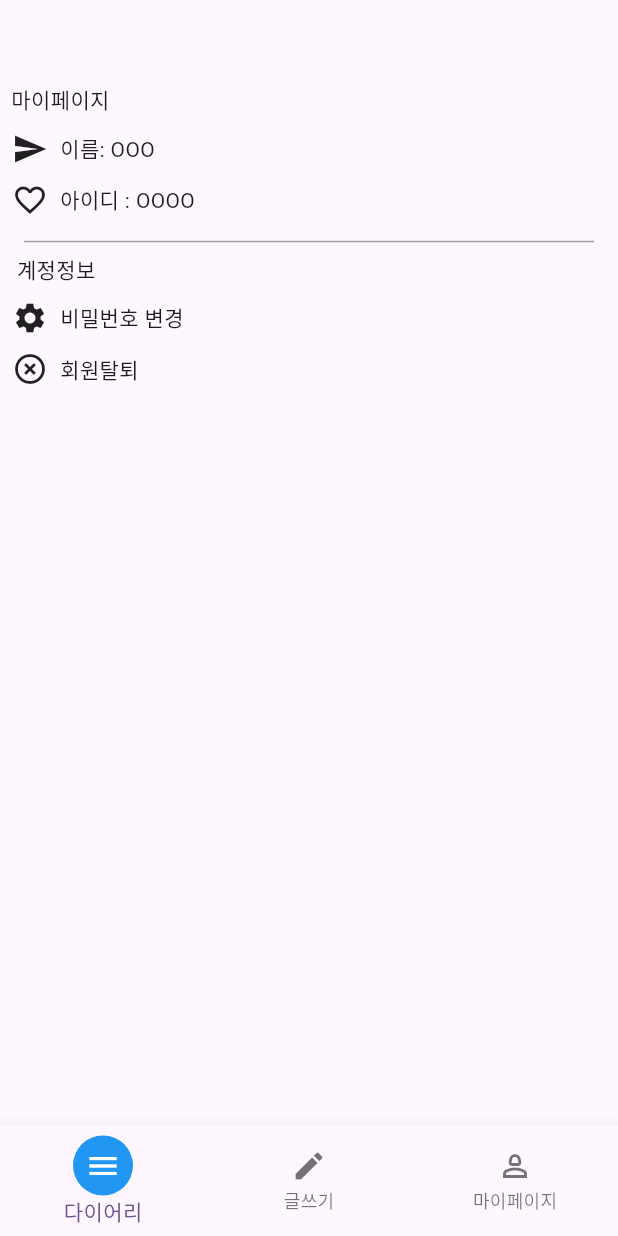
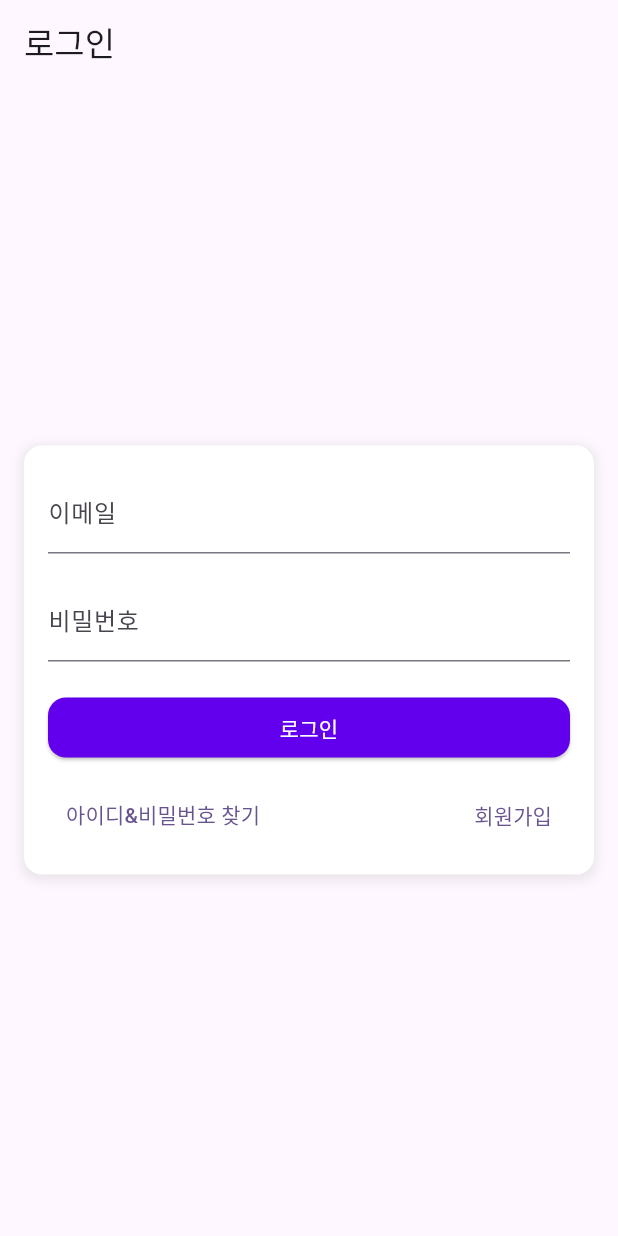
Before and after one commit to Aedli/secretDiary, a Flutter app: the screen it shows after launch, on a phone screen of 412 x 824 dp. Run offline on Flutter 3.47's test engine with Material 3 defaults, Android fonts, the phone set to English and light mode, and no system bars.

Commit message:
add login
로그인 기능 추가
- constants: 상수 or 기본값 관리
- routes: 페이지 이동 관리

```diff
--- /dev/null
+++ b/lib/constants.dart
@@ -0,0 +1,41 @@
+import 'package:flutter/material.dart';
+
+class AppConstants {
+  static const Color primaryColor = Color(0xFF6200EE); // 기본 버튼 색상
+  static const Color backgroundColor = Colors.white; // 배경 색상
+  static const Color hintColor = Colors.grey; // 힌트 색상
+  static const Color buttonTextColor = Colors.white; // 버튼 텍스트 색상
+  static const double borderRadius = 12.0; // 둥글기
+  static const TextStyle labelTextStyle =
+  TextStyle(fontSize: 16); // 레이블 텍스트 스타일
+  static const Color errorColor = Colors.red; // 오류 메시지 색상
+  static const Color successColor = Colors.green; // 성공 메시지 색상
+
+  static const TextStyle errorMessageStyle = TextStyle(color: Colors.red);
+  static const TextStyle successMessageStyle = TextStyle(color: Colors.green);
+}
+
+class Message {
+  // 에러 및 성공 메시지
+  static const String loginSuccessMessage = '로그인 성공!';
+  static const String loginErrorMessage = '이메일 또는 비밀번호가 잘못되었습니다.';
+}
+
+class UserInfo {
+  // 사용자 정보
+  static const String userName = 'abc'; // 이름
+  static const String userContact = '010-1111-1111'; // 연락처
+  static const String validID = '1111'; // 유효한 아이디
+  static const String validPassword = '1111'; // 유효한 비밀번호
+  static const String favoriteFood = 'cba'; // 좋아하는 음식
+}
+
+class HintText {
+  // 힌트 텍스트
+  static const String name = '홍길동';
+  static const String phone = '예: 010-xxxx-xxxx';
+  static const String email = 'aaa@example.com';
+  static const String password = '비밀번호를 입력하세요';
+  static const String confirmPassword = '비밀번호를 다시 입력하세요';
+  static const String favoriteFood = '빅맥';
+}
--- /dev/null
+++ b/lib/login/login_screen.dart
@@ -0,0 +1,140 @@
+import 'package:flutter/material.dart';
+import '../constants.dart'; // constants.dart 파일 import
+import '../show_dialog.dart'; // show_dialog.dart 파일 import
+import '../routes.dart'; // routes.dart 파일 import
+
+class LoginScreen extends StatelessWidget {
+  const LoginScreen({super.key});
+
+  @override
+  Widget build(BuildContext context) {
+    return Scaffold(
+      appBar: AppBar(title: const Text('로그인')),
+      body: const Center(
+        child: LoginForm(),
+      ),
+    );
+  }
+}
+
+class LoginForm extends StatefulWidget {
+  const LoginForm({super.key});
+
+  @override
+  _LoginFormState createState() => _LoginFormState();
+}
+
+class _LoginFormState extends State<LoginForm> {
+  final TextEditingController _emailController = TextEditingController();
+  final TextEditingController _passwordController = TextEditingController();
+
+  @override
+  Widget build(BuildContext context) {
+    return Padding(
+      padding: const EdgeInsets.all(16.0),
+      child: Container(
+        padding: const EdgeInsets.all(16.0), // 내부 여백
+        decoration: BoxDecoration(
+          color: AppConstants.backgroundColor,
+          borderRadius: BorderRadius.circular(AppConstants.borderRadius),
+          boxShadow: [
+            BoxShadow(
+              color: Colors.grey.withOpacity(0.2),
+              spreadRadius: 2,
+              blurRadius: 5,
+              offset: const Offset(0, 2), // 그림자 위치
+            ),
+          ],
+        ),
+        child: Column(
+          mainAxisSize: MainAxisSize.min, // 자식 요소에 맞춰 최소 크기로 설정
+          children: [
+            TextField(
+              controller: _emailController,
+              decoration: const InputDecoration(
+                labelText: '이메일',
+                hintText: 'aaa@example.com',
+                hintStyle: TextStyle(color: AppConstants.hintColor), // 힌트 색상
+              ),
+              keyboardType: TextInputType.emailAddress,
+            ),
+            const SizedBox(height: 16), // 입력 필드 간격
+            TextField(
+              controller: _passwordController,
+              decoration: const InputDecoration(
+                labelText: '비밀번호',
+                labelStyle: AppConstants.labelTextStyle, // 레이블 텍스트 스타일
+              ),
+              obscureText: true, // 비밀번호 입력 시 숨김 처리
+            ),
+            const SizedBox(height: 20), // 입력 필드와 버튼 간격
+            Row(
+              children: [
+                Expanded(
+                  child: ElevatedButton(
+                    onPressed: () {
+                      _signIn(context); // context를 전달
+                    },
+                    style: ElevatedButton.styleFrom(
+                      backgroundColor: AppConstants.primaryColor, // 버튼 색상
+                      shape: RoundedRectangleBorder(
+                        borderRadius: BorderRadius.circular(
+                            AppConstants.borderRadius), // 모서리 둥글게 설정
+                      ),
+                    ),
+                    child: const Text(
+                      '로그인',
+                      style: TextStyle(
+                          color: AppConstants.buttonTextColor), // 버튼 텍스트 색상
+                    ),
+                  ),
+                ),
+              ],
+            ),
+            const SizedBox(height: 10), // 버튼 간격
+            Row(
+              mainAxisAlignment: MainAxisAlignment.spaceBetween,
+              children: [
+                TextButton(
+                  onPressed: () {
+                    _navigateToForgotScreen(context); // context를 전달
+                  },
+                  child: const Text('아이디&비밀번호 찾기'),
+                ),
+                TextButton(
+                  onPressed: () {
+                    _navigateToSignUpScreen(context); // context를 전달
+                  },
+                  child: const Text('회원가입'),
+                ),
+              ],
+            ),
+          ],
+        ),
+      ),
+    );
+  }
+
+  void _signIn(BuildContext context) {
+    String email = _emailController.text;
+    String password = _passwordController.text;
+
+    // 이메일과 비밀번호가 각각 상수와 일치할 때 로그인 성공
+    if (email == UserInfo.validID && password == UserInfo.validPassword) {
+      showSuccessDialog(context, Message.loginSuccessMessage, () {
+        // 성공적으로 로그인 후 AccountPage로 이동
+        Navigator.pushReplacementNamed(context, AppRoutes.account); // 라우트를 사용하여 AccountPage로 이동
+      });
+    } else {
+      showErrorDialog(context, Message.loginErrorMessage); // context 전달
+    }
+  }
+
+  void _navigateToForgotScreen(BuildContext context) {
+    Navigator.pushNamed(context, AppRoutes.forgotPassword);
+  }
+
+  void _navigateToSignUpScreen(BuildContext context) {
+    Navigator.pushNamed(context, AppRoutes.signUp);
+  }
+}
--- a/lib/main.dart
+++ b/lib/main.dart
@@ -1,6 +1,10 @@
 import 'package:flutter/material.dart';
 import 'package:mypage/accountpage/account_page.dart';
-
+import 'routes.dart'; // routes.dart 파일 import
+/* todo Firebase
+import 'package:firebase_core/firebase_core.dart';
+import 'firebase_options.dart';
+*/
 
 void main() {
   runApp(const MyApp());
@@ -13,12 +17,14 @@ class MyApp extends StatelessWidget {
   @override
   Widget build(BuildContext context) {
     return MaterialApp(
-      title: 'Flutter Demo',
+      title: 'Secret Diary',
       theme: ThemeData(
         colorScheme: ColorScheme.fromSeed(seedColor: Colors.deepPurple),
         useMaterial3: true,
       ),
-      home: AccountPage(),
+      // 라우트를 AppRoutes에서 가져옴
+      initialRoute: AppRoutes.login,
+      routes: AppRoutes.getRoutes(),
     );
   }
 }
--- /dev/null
+++ b/lib/routes.dart
@@ -0,0 +1,23 @@
+import 'package:flutter/material.dart';
+//login
+import 'login/login_screen.dart';
+import 'login/forgot_password_screen.dart';
+import 'login/sign_up_screen.dart';
+//accountpage
+import 'accountpage/account_page.dart';
+
+class AppRoutes {
+  static const String login = '/';
+  static const String forgotPassword = '/forgot';
+  static const String signUp = '/signup';
+  static const String account = '/account';
+
+  static Map<String, WidgetBuilder> getRoutes() {
+    return {
+      login: (context) => const LoginScreen(),
+      forgotPassword: (context) => ForgotPasswordScreen(),
+      signUp: (context) => SignUpScreen(),
+      account: (context) => AccountPage(),
+    };
+  }
+}
```
Also changed, not shown: lib/login/forgot_password_screen.dart (added, +220 -0 lines), lib/login/sign_up_screen.dart (added, +215 -0 lines), lib/show_dialog.dart (added, +37 -0 lines).
